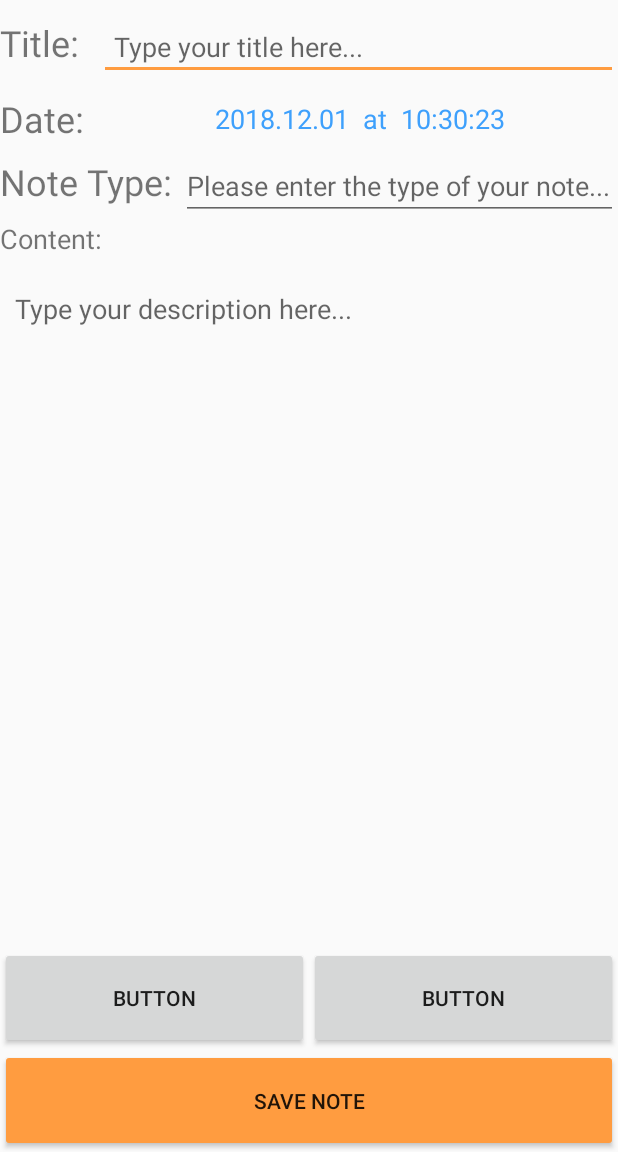
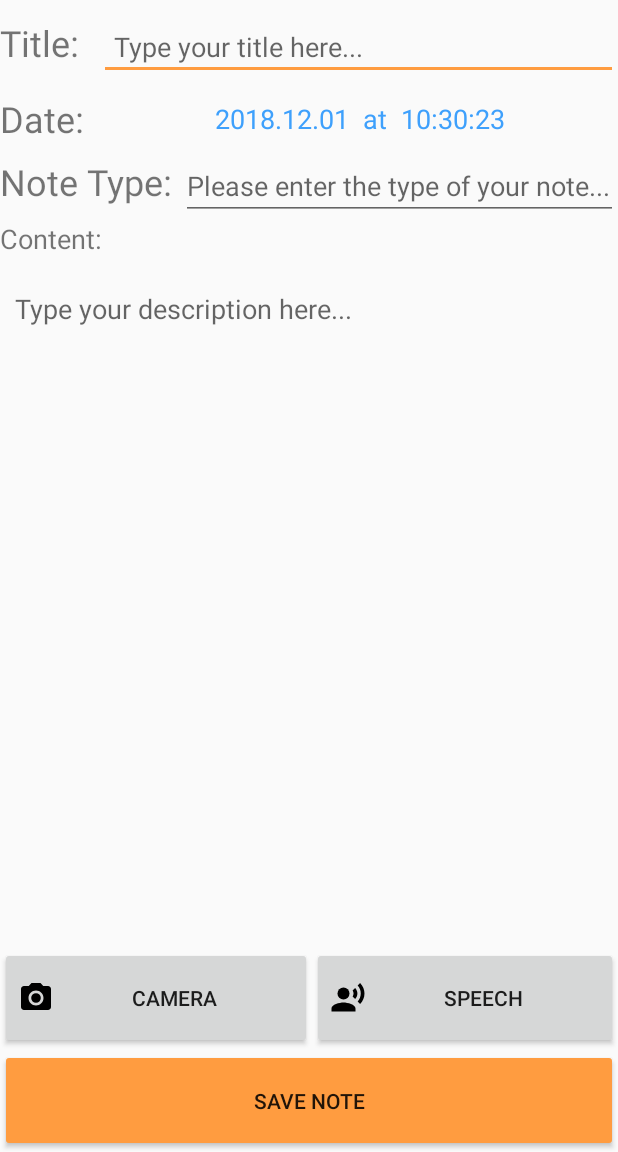
Before and after one commit to liuyuhanalex/CS528-Final-Project, an Android app: the NewNoteActivity screen opened directly, with no data from a screen before it, on a phone screen of 412 x 824 dp, the part 84-1236 px from its top. Run offline under Robolectric (Android 15) with nearby library versions, the phone set to English and light mode, and no system bars; our stand-ins replace Firebase (no records; nobody signed in at launch, a user with empty details on screens opened directly).

Commit message:
Add intent to camera and speech,fix background bug

```diff
--- a/FinalProject/app/src/main/java/com/example/liuyu/finalproject/NewNoteActivity.java
+++ b/FinalProject/app/src/main/java/com/example/liuyu/finalproject/NewNoteActivity.java
@@ -1,5 +1,6 @@
 package com.example.liuyu.finalproject;
 
+import android.content.Intent;
 import android.support.annotation.NonNull;
 import android.support.design.widget.Snackbar;
 import android.support.design.widget.TextInputLayout;
@@ -41,6 +42,8 @@ public class NewNoteActivity extends AppCompatActivity {
     private Toolbar mToolbar;
     private TextView mdate;
 
+    private Button camera,speech;
+
     private FirebaseAuth fAuth;
     private DatabaseReference fNoteDatabase;
 
@@ -73,6 +76,9 @@ public class NewNoteActivity extends AppCompatActivity {
         etContent = findViewById(R.id.new_note_content);
         etType = findViewById(R.id.new_note_type);
 
+        camera = findViewById(R.id.camera);
+        speech = findViewById(R.id.speech);
+
         mToolbar = findViewById(R.id.toolbar2);
         mdate = findViewById(R.id.note_date);
 
@@ -86,6 +92,24 @@ public class NewNoteActivity extends AppCompatActivity {
                 .child(fAuth.getCurrentUser().getUid());
 
         mdate.setText(getDate(System.currentTimeMillis()));
+
+        //Camera activity start here
+        camera.setOnClickListener(new View.OnClickListener() {
+            @Override
+            public void onClick(View v) {
+                Intent carmeraIntent = new Intent(NewNoteActivity.this,TextRecognitionActivity.class);
+                startActivity(carmeraIntent);
+            }
+        });
+
+        //Speech to Text activity start here
+        speech.setOnClickListener(new View.OnClickListener() {
+            @Override
+            public void onClick(View v) {
+                Intent speechIntent = new Intent(NewNoteActivity.this,SpeechToTextActivity.class);
+                startActivity(speechIntent);
+            }
+        });
 
 
         btnCreate.setOnClickListener(new View.OnClickListener() {
--- /dev/null
+++ b/FinalProject/app/src/main/res/drawable/ic_photo_camera_black_24dp.xml
@@ -0,0 +1,12 @@
+<vector xmlns:android="http://schemas.android.com/apk/res/android"
+        android:width="24dp"
+        android:height="24dp"
+        android:viewportWidth="24.0"
+        android:viewportHeight="24.0">
+    <path
+        android:fillColor="#FF000000"
+        android:pathData="M12,12m-3.2,0a3.2,3.2 0,1 1,6.4 0a3.2,3.2 0,1 1,-6.4 0"/>
+    <path
+        android:fillColor="#FF000000"
+        android:pathData="M9,2L7.17,4L4,4c-1.1,0 -2,0.9 -2,2v12c0,1.1 0.9,2 2,2h16c1.1,0 2,-0.9 2,-2L22,6c0,-1.1 -0.9,-2 -2,-2h-3.17L15,2L9,2zM12,17c-2.76,0 -5,-2.24 -5,-5s2.24,-5 5,-5 5,2.24 5,5 -2.24,5 -5,5z"/>
+</vector>
--- /dev/null
+++ b/FinalProject/app/src/main/res/drawable/ic_record_voice_over_black_24dp.xml
@@ -0,0 +1,12 @@
+<vector xmlns:android="http://schemas.android.com/apk/res/android"
+        android:width="24dp"
+        android:height="24dp"
+        android:viewportWidth="24.0"
+        android:viewportHeight="24.0">
+    <path
+        android:fillColor="#FF000000"
+        android:pathData="M9,9m-4,0a4,4 0,1 1,8 0a4,4 0,1 1,-8 0"/>
+    <path
+        android:fillColor="#FF000000"
+        android:pathData="M9,15c-2.67,0 -8,1.34 -8,4v2h16v-2c0,-2.66 -5.33,-4 -8,-4zM16.76,5.36l-1.68,1.69c0.84,1.18 0.84,2.71 0,3.89l1.68,1.69c2.02,-2.02 2.02,-5.07 0,-7.27zM20.07,2l-1.63,1.63c2.77,3.02 2.77,7.56 0,10.74L20.07,16c3.9,-3.89 3.91,-9.95 0,-14z"/>
+</vector>
--- a/FinalProject/app/src/main/res/layout/activity_main.xml
+++ b/FinalProject/app/src/main/res/layout/activity_main.xml
@@ -4,7 +4,8 @@
     xmlns:tools="http://schemas.android.com/tools"
     android:layout_width="match_parent"
     android:layout_height="match_parent"
-    tools:context=".MainActivity">
+    tools:context=".MainActivity"
+    android:background="@drawable/background">
 
     <android.support.v7.widget.RecyclerView
         android:id="@+id/main_notes_list"
--- a/FinalProject/app/src/main/res/layout/activity_new_note.xml
+++ b/FinalProject/app/src/main/res/layout/activity_new_note.xml
@@ -114,18 +114,20 @@
         android:orientation="horizontal">
 
         <Button
-            android:id="@+id/button2"
+            android:id="@+id/camera"
             android:layout_width="wrap_content"
             android:layout_height="match_parent"
             android:layout_weight="1"
-            android:text="Button" />
+            android:text="Camera"
+            android:drawableLeft="@drawable/ic_photo_camera_black_24dp"/>
 
         <Button
-            android:id="@+id/button4"
+            android:id="@+id/speech"
             android:layout_width="wrap_content"
             android:layout_height="match_parent"
             android:layout_weight="1"
-            android:text="Button" />
+            android:text="Speech"
+            android:drawableLeft="@drawable/ic_record_voice_over_black_24dp"/>
     </LinearLayout>
 
     <Button
--- a/FinalProject/app/src/main/res/layout/single_note_layout.xml
+++ b/FinalProject/app/src/main/res/layout/single_note_layout.xml
@@ -1,7 +1,8 @@
 <?xml version="1.0" encoding="utf-8"?>
+
 <LinearLayout xmlns:android="http://schemas.android.com/apk/res/android"
     xmlns:app="http://schemas.android.com/apk/res-auto"
-    android:layout_width="match_parent"
+    android:layout_width="wrap_content"
     android:layout_height="wrap_content"
     android:minWidth="156dp"
     android:orientation="horizontal">
```
